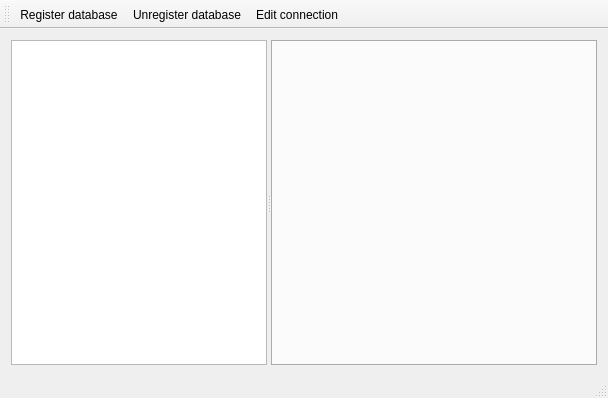
First picture: the form in mainwindow.ui, repository CuriousCrow/polymorph-sql, before the edit.
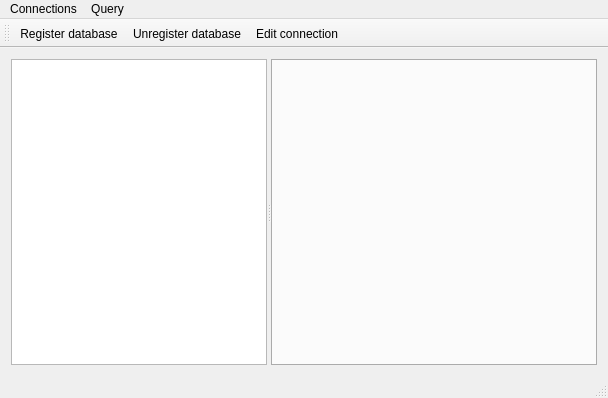
Second picture: the form after the edit. Icons and pictures are not drawn.

```diff
--- a/mainwindow.ui
+++ b/mainwindow.ui
@@ -71,9 +71,25 @@
      <x>0</x>
      <y>0</y>
      <width>608</width>
-     <height>21</height>
+     <height>20</height>
     </rect>
    </property>
+   <widget class="QMenu" name="mnuConnections">
+    <property name="title">
+     <string>Connections</string>
+    </property>
+    <addaction name="aAddDatabase"/>
+    <addaction name="aRemoveDatabase"/>
+    <addaction name="aEditDatabase"/>
+   </widget>
+   <widget class="QMenu" name="mnuQuery">
+    <property name="title">
+     <string>Query</string>
+    </property>
+    <addaction name="aOpenSqlEditor"/>
+   </widget>
+   <addaction name="mnuConnections"/>
+   <addaction name="mnuQuery"/>
   </widget>
   <widget class="QToolBar" name="mainToolBar">
    <attribute name="toolBarArea">
```
Left out of the diff: 5 changed lines with no effect on the pictures.
